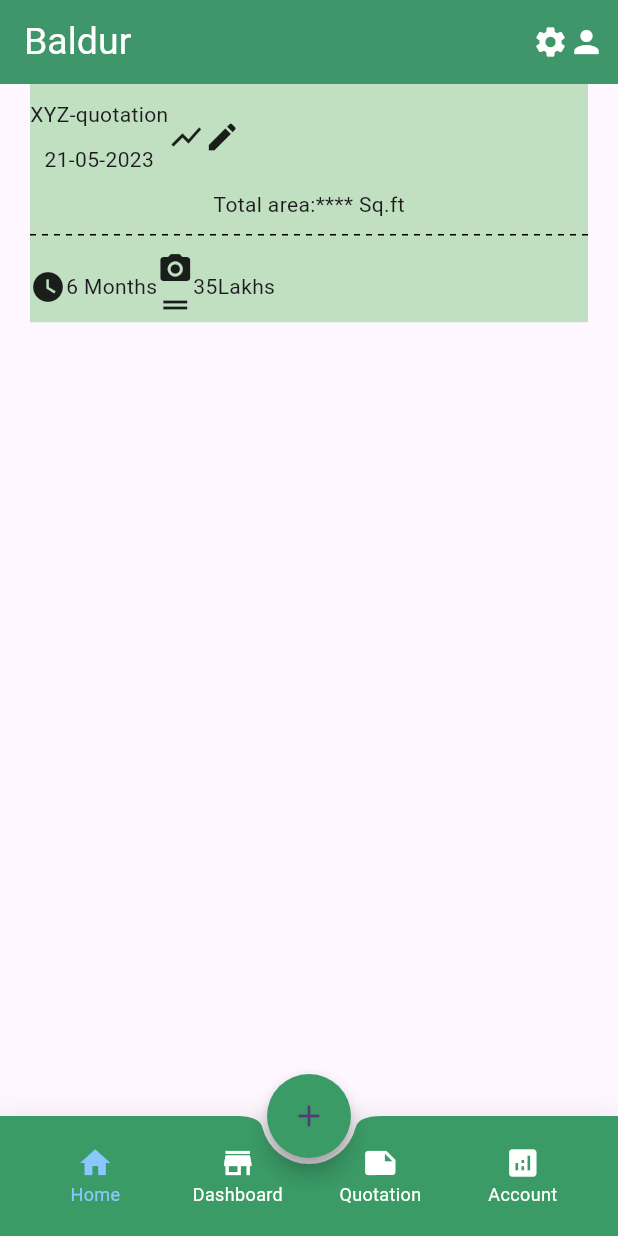
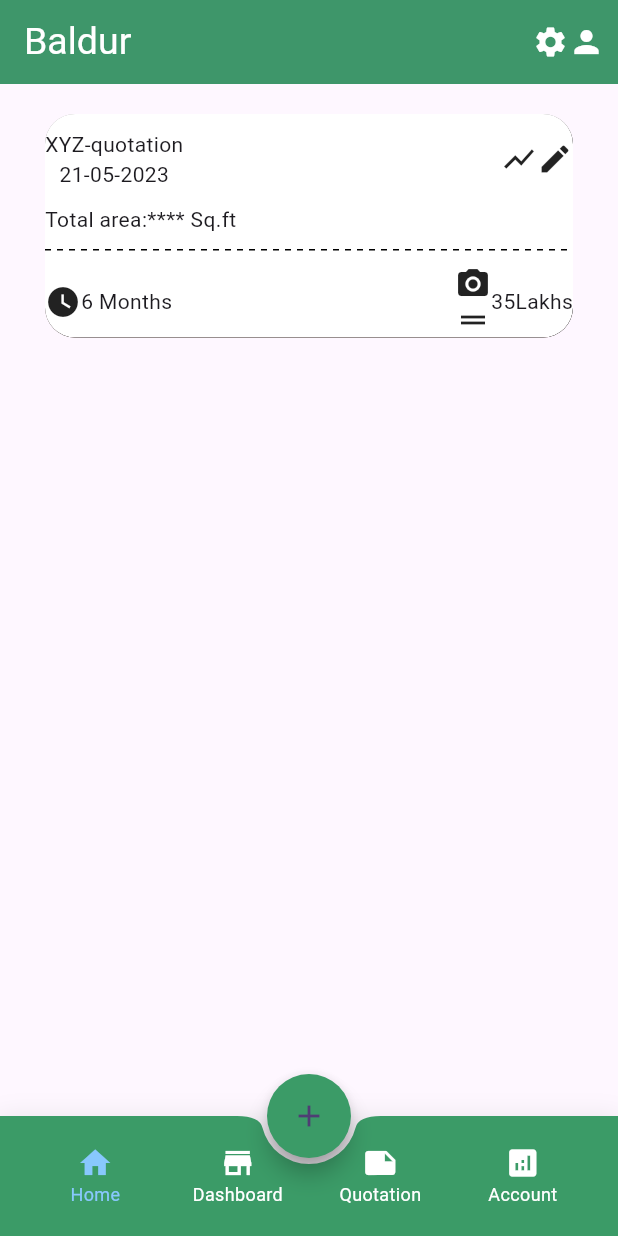
Before and after one commit to adilkhansherani/baldur, a Flutter app: the screen it shows after launch, on a phone screen of 412 x 824 dp. Run offline on Flutter 3.47's test engine with Material 2 defaults, Android fonts, the phone set to English and light mode, and no system bars; drawn by our look-alikes of dotted_line; our stand-ins replace flutter_svg.

Commit message:
just some minor changes for adjusting look

```diff
--- a/lib/bottom_navigator.dart
+++ b/lib/bottom_navigator.dart
@@ -1,5 +1,5 @@
 import 'package:flutter/material.dart';
-import 'package:flutter_svg/flutter_svg.dart  ';
+//import 'package:flutter_svg/flutter_svg.dart  ';
 
 class BottomNavigator extends StatefulWidget {
   const BottomNavigator({super.key});
--- a/lib/main.dart
+++ b/lib/main.dart
@@ -1,7 +1,7 @@
 import 'package:flutter/material.dart';
 //import 'package:baldur/login_screen.dart';
 import 'package:baldur/home_screen.dart';
-import 'package:baldur/quotation.dart';
+//import 'package:baldur/quotation.dart';
 
 void main() {
   runApp(const MyApp());
--- a/lib/quotation.dart
+++ b/lib/quotation.dart
@@ -14,23 +14,38 @@ class _QuotationState extends State<Quotation> {
     return Scaffold(
       body: SafeArea(
           child: SingleChildScrollView(
-              padding: const EdgeInsets.symmetric(
-                horizontal: 20,
-              ),
+              padding: const EdgeInsets.fromLTRB(30, 20, 30, 20),
               physics: const BouncingScrollPhysics(),
               child: ClipRRect(
+                borderRadius: BorderRadius.circular(20),
+                child: PhysicalModel(
+                  color: Colors.white,
+                  elevation: 18,
+                  shadowColor: Colors.red,////working        here
                   child: Container(
-                  color: const Color.fromARGB(255, 192, 224, 193),
-                  child: const Column(children: [
+                    decoration: BoxDecoration(
+                        color: Colors.white,
+                        borderRadius: BorderRadius.circular(20),
+                        boxShadow: [
+                          BoxShadow(
+                            spreadRadius: 10,
+                            offset: const Offset(10, 18),
+                            blurRadius: 18,
+                            color: Colors.black.withOpacity(1),
+                          ),
+                        ]),
+                    child: const Column(
+                        crossAxisAlignment: CrossAxisAlignment.start,
+                        children: [
                           SizedBox(
                             height: 10,
                           ),
                           Row(
+                            mainAxisAlignment: MainAxisAlignment.spaceBetween,
                             children: [
                               Column(
                                 children: [
                                   Text('XYZ-quotation'),
-                            SizedBox(height: 10),
                                   Text('21-05-2023'),
                                 ],
                               ),
@@ -53,7 +68,9 @@ class _QuotationState extends State<Quotation> {
                           SizedBox(
                             height: 10,
                           ),
-                    Row(children: [
+                          Row(
+                              mainAxisAlignment: MainAxisAlignment.spaceBetween,
+                              children: [
                                 Row(
                                   children: [
                                     Icon(Icons.watch_later),
@@ -74,6 +91,7 @@ class _QuotationState extends State<Quotation> {
                               ])
                         ]),
                   ),
+                ),
               ))),
     );
   }
```
Lines whose indentation alone changed are shown as unchanged.
